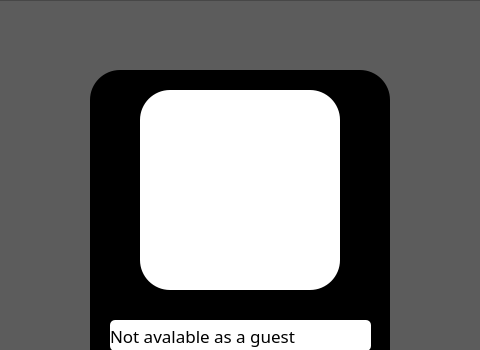
This is ui/mainmenu.ui in DoMinhTuong/python-app as Qt 5 draws it before an edit; both pictures show x 320 to 800 and y 0 to 350 of the 1250 by 800 pixel window. The edited form follows.
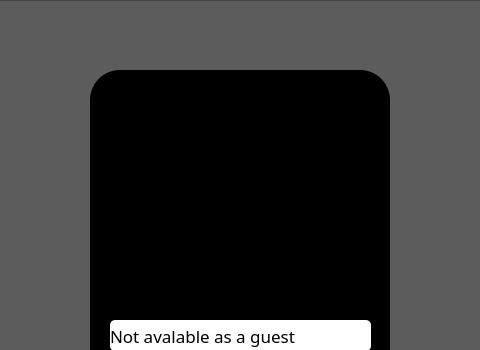
This is the edited form. Icons and pictures are not drawn.

What changed in the file:
```diff
--- a/ui/mainmenu.ui
+++ b/ui/mainmenu.ui
@@ -155,17 +155,14 @@
        <widget class="QPushButton" name="btn_avatar">
         <property name="geometry">
          <rect>
-          <x>50</x>
-          <y>20</y>
-          <width>200</width>
-          <height>200</height>
+          <x>60</x>
+          <y>50</y>
+          <width>191</width>
+          <height>151</height>
          </rect>
         </property>
-        <property name="styleSheet">
-         <string notr="true">background-color:rgb(255, 255, 255);</string>
-        </property>
         <property name="text">
-         <string/>
+         <string>PushButton</string>
         </property>
        </widget>
       </widget>
```
Left out of the diff: 2 changed lines with no effect on the pictures.
